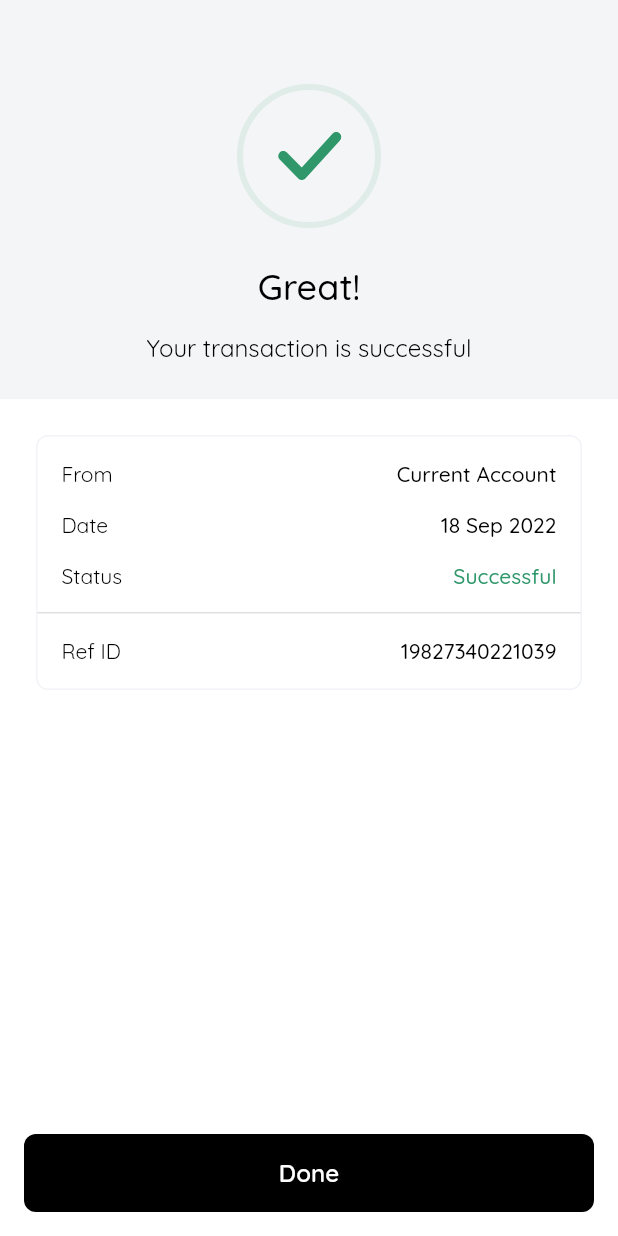
After one commit to Hafizzudin789/Raqami-Design-System, a Flutter app: the SuccessPage screen opened directly, on a phone screen of 412 x 824 dp. The commit adds this screen. Run offline on Flutter 3.47's test engine with Material 2 defaults, Android fonts, the phone set to English and light mode, and no system bars; our stand-ins replace flutter_svg, fluttertoast, google_fonts.

Commit message:
added success page component

```diff
--- a/lib/design_system/assets/raqami_icons.dart
+++ b/lib/design_system/assets/raqami_icons.dart
@@ -11,4 +11,11 @@ class RaqamiIcons {
   static const String error = "assets/icons/error.svg";
   static const String close = "assets/icons/close.svg";
   static const String arrowBack = "assets/icons/arrowBack.svg";
+
+  static const String errorDark = "assets/special_icons/errorDark.svg";
+  static const String errorLight = "assets/special_icons/errorLight.svg";
+  static const String successDark = "assets/special_icons/successDark.svg";
+  static const String successLight = "assets/special_icons/successLight.svg";
+  static const String warningDark = "assets/special_icons/warningDark.svg";
+  static const String warningLight = "assets/special_icons/warningLight.svg";
 }
--- /dev/null
+++ b/lib/design_system/components/success_page.dart
@@ -0,0 +1,113 @@
+import 'package:design_system/design_system/assets/raqami_icons.dart';
+import 'package:design_system/design_system/components/buttons/primary_button.dart';
+import 'package:design_system/design_system/foundation/colors.dart';
+import 'package:design_system/design_system/foundation/font_size.dart';
+import 'package:design_system/design_system/helper_widgets/svg_image.dart';
+import 'package:flutter/material.dart';
+
+class SuccessPage extends StatelessWidget {
+  const SuccessPage({Key? key}) : super(key: key);
+
+  @override
+  Widget build(BuildContext context) {
+    return Scaffold(
+      body:  SafeArea(
+        child: Column(
+          crossAxisAlignment: CrossAxisAlignment.stretch,
+          mainAxisSize: MainAxisSize.max,
+          children: [
+            Container(
+              padding: const EdgeInsets.symmetric(horizontal: 32, vertical: 24),
+              color: Theme.of(context).cardColor,
+              child: Column(
+                children: const [
+                  SizedBox(height: 32),
+                  SvgImage(imagePath: RaqamiIcons.successLight, size: Size(96, 96)),
+                  SizedBox(height: 24),
+                  //ColorPalette.pGray100Color light
+                  Text("Great!", style: TextStyle(fontSize: FontSize.xxxxl, fontWeight: FontWeight.w500),),
+                  SizedBox(height: 16),
+                  //ColorPalette.separatorColorD light
+                  Text("Your transaction is successful", style: TextStyle(fontSize: FontSize.l, fontWeight: FontWeight.w400),),
+                ],
+              ),
+            ),
+            Flexible(
+              fit: FlexFit.tight,
+              child: SingleChildScrollView(
+                child: Container(
+                  margin: const EdgeInsets.symmetric(horizontal: 24, vertical: 24),
+                  decoration: BoxDecoration(
+                    border: Border.all(color: ColorPalette.borderColorL, width: 1),
+                    borderRadius: BorderRadius.circular(8),
+                  ),
+                  child: Column(
+                    mainAxisSize: MainAxisSize.min,
+                    children: [
+                      Padding(
+                        padding: const EdgeInsets.all(16),
+                        child: Column(
+                          mainAxisSize: MainAxisSize.min,
+                          children: [
+                            _rowWidget("From", "Current Account"),
+                            const SizedBox(height: 16),
+                            _rowWidget("Date", "18 Sep 2022"),
+                            const SizedBox(height: 16),
+                            _rowWidget("Status", "Successful"),
+                          ],
+                        ),
+                      ),
+                      const Divider(height: 0, thickness: 1),
+                      Padding(
+                        padding: const EdgeInsets.all(16),
+                        child: _rowWidget("Ref ID", "19827340221039"),
+                      ),
+                    ],
+                  ),
+                ),
+              ),
+            ),
+            Padding(
+              padding: const EdgeInsets.symmetric(horizontal: 16.0, vertical: 16),
+              child: PrimaryButton.l(label: "Done", onPressed: () {
+                Navigator.pop(context);
+              },),
+            )
+          ],
+        ),
+      ),
+    );
+  }
+
+  Widget _rowWidget(String label, String value) {
+    return   Row(
+      crossAxisAlignment: CrossAxisAlignment.start,
+      children: [
+        Expanded(
+          child: Text(
+            label,
+            style: const TextStyle(
+                fontSize: FontSize.m,
+                fontWeight: FontWeight.w400,
+                // color: ColorPalette.pGray60Color,
+            ),
+          ),
+        ),
+        Expanded(
+          child: Text(
+            value,
+            textAlign: TextAlign.end,
+            style: TextStyle(
+                fontSize: FontSize.m,
+                fontWeight: FontWeight.w500,
+                color: value == "Successful"
+                    ? ColorPalette.accentGreenColor
+                    : null,
+                    // : ColorPalette.pGray80Color,
+            ),
+          ),
+        ),
+      ],
+    );
+  }
+}
--- a/lib/design_system/foundation/colors.dart
+++ b/lib/design_system/foundation/colors.dart
@@ -64,6 +64,9 @@ class ColorPalette {
   static const valueColorL = Color(0XFF272331);
 
 
+  ///Success page
+  static const borderColorL = Color(0XFFF1F3F7);
+
 
 
 
--- a/lib/design_system/themes/raqami_themes.dart
+++ b/lib/design_system/themes/raqami_themes.dart
@@ -17,6 +17,7 @@ class RaqamiThemes {
       brightness: Brightness.light,
       backgroundColor: ColorPalette.pWhiteColor,
     ),
+    cardColor: ColorPalette.pGray20Color,
     appBarTheme: const AppBarTheme(
       foregroundColor: Colors.black,
       backgroundColor: Colors.white,
@@ -91,6 +92,7 @@ class RaqamiThemes {
       brightness: Brightness.dark,
       backgroundColor: ColorPalette.pBlackColor,
     ),
+    cardColor: ColorPalette.pBlackColor,
     appBarTheme: const AppBarTheme(
       foregroundColor: Colors.white,
       backgroundColor: Colors.black,
--- a/lib/example/all_components_ui.dart
+++ b/lib/example/all_components_ui.dart
@@ -1,4 +1,5 @@
 import 'package:design_system/design_system/components/bottom_sheets/primary_bottom_sheet.dart';
+import 'package:design_system/design_system/components/success_page.dart';
 import 'package:design_system/design_system/foundation/ui_helpers.dart';
 import 'package:flutter/material.dart';
 import 'package:provider/provider.dart';
@@ -123,9 +124,9 @@ class _AllComponentsUiState extends State<AllComponentsUi> {
           verticalSpaceSmall,
           ..._textBox,
 
-          // const Text("Toggle button", style: TextStyle(fontSize: FontSize.xxxl, fontWeight: FontWeight.w600),),
-          // verticalSpaceSmall,
-          // ..._toggleButton,
+          const Text("Success page", style: TextStyle(fontSize: FontSize.xxxl, fontWeight: FontWeight.w600),),
+          verticalSpaceSmall,
+          ..._successPage,
         ],
       ),
     );
@@ -546,12 +547,17 @@ class _AllComponentsUiState extends State<AllComponentsUi> {
         AmountTextBox.small(amountValue: 0),
       ],
     ),
-    verticalSpaceRegular,
-    // const AmountTextBox.large(label: "Label Text", amountValue: 0),
-    // verticalSpaceRegular,
+    verticalSpaceXXXLarge,
   ];
-  // List<Widget> get _toggleButton => [
-  //   PrimaryToggleButton(),
-  //   verticalSpaceRegular,
-  // ];
+
+  List<Widget> get _successPage => [
+        PrimaryButton.l(
+          label: "Go to success page",
+          onPressed: () {
+            Navigator.push(context,
+                MaterialPageRoute(builder: (context) => const SuccessPage()));
+          },
+        ),
+        verticalSpaceXXXLarge,
+      ];
 }
--- a/pubspec.yaml
+++ b/pubspec.yaml
@@ -67,6 +67,7 @@ flutter:
   # To add assets to your application, add an assets section, like this:
   assets:
     - assets/icons/
+    - assets/special_icons/
     - assets/flags/
     - google_fonts/
   #   - images/a_dot_burr.jpeg
```
Also changed, not shown: assets/special_icons/errorDark.svg (added), assets/special_icons/errorLight.svg (added), assets/special_icons/successDark.svg (added), assets/special_icons/successLight.svg (added), assets/special_icons/warningDark.svg (added), assets/special_icons/warningLight.svg (added).
